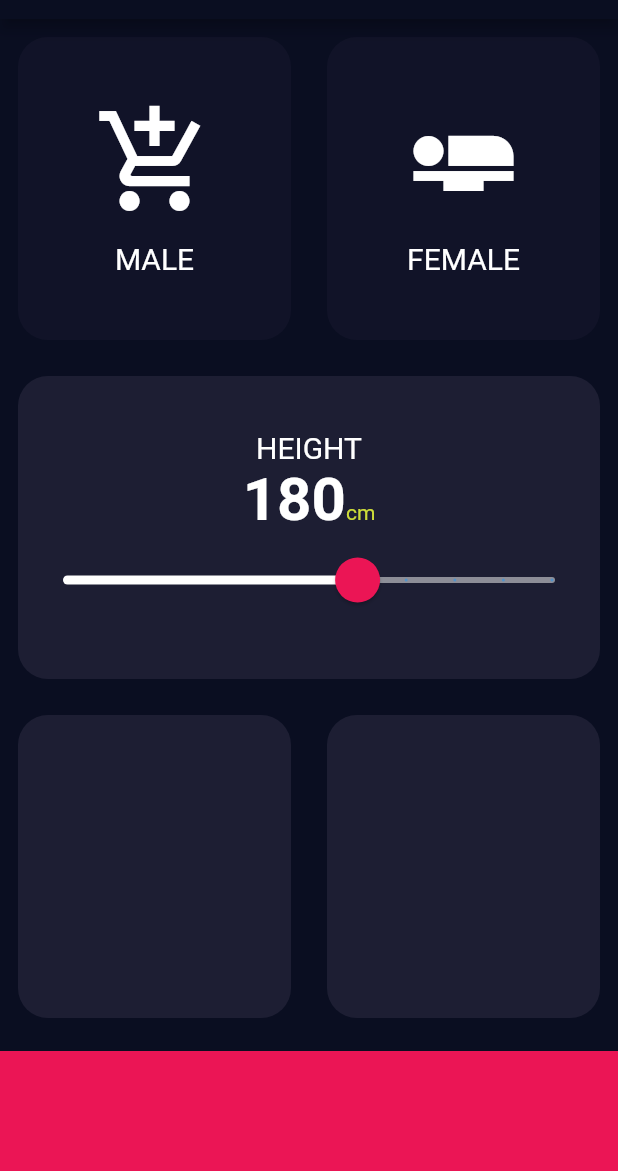
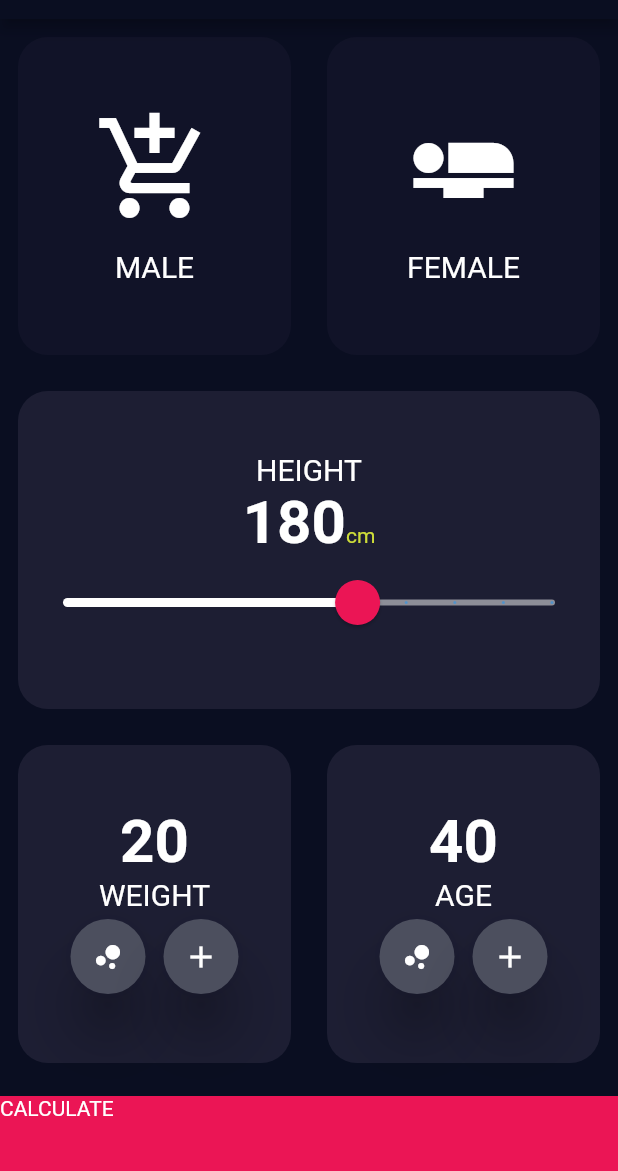
Before and after one commit to onuohasilver/BMICalculator, a Flutter app: the screen it shows after launch, on a phone screen of 412 x 824 dp, the part 65-1236 px from its top. Run offline on Flutter 3.47's test engine with Material 2 defaults, Android fonts, the phone set to English and light mode, and no system bars.

Commit message:
update assets

```diff
--- /dev/null
+++ b/lib/calculator.dart
@@ -0,0 +1,36 @@
+import 'dart:math';
+
+class Calculator{
+  Calculator({this.height, this.weight});
+  final int height;
+  final int weight;
+
+  double _bmi;
+
+
+  String calculateBMI(){
+    _bmi=weight/pow(height,2);
+    return _bmi.toStringAsFixed(1);
+  }
+
+  String getResult(){
+    if (_bmi>=25){
+      return 'Overweight';
+    }else if(_bmi>18.5){
+      return 'Quite Normal';
+    }else{
+      return 'You should eat something';
+    }
+  }
+
+   String getInterpretation(){
+    if (_bmi>=25){
+      return 'You are doing well in this something, you are doing in the thing that doesn\'t make sense';
+    }else if(_bmi>18.5){
+      return 'Normal human being like you, you are doing good eh';
+    }else{
+      return 'You should eat something, if you don\'t watch yourself you will soon turn to a broom o';
+    }
+  }
+
+}
--- /dev/null
+++ b/lib/components/RoundIcon.dart
@@ -0,0 +1,21 @@
+import 'package:flutter/material.dart';
+import 'package:bmi_calculator/constants.dart';
+
+
+class RoundIconButton extends StatelessWidget {
+  final IconData icon;
+  final Function onPressed;
+  RoundIconButton({this.icon, this.onPressed});
+
+  @override
+  Widget build(BuildContext context) {
+    return RawMaterialButton(
+      onPressed: onPressed,
+      elevation: 16.0,
+      constraints: BoxConstraints.tightFor(height: 60, width: 50),
+      child: Icon(icon),
+      fillColor: Color(0xFF4C4F5E),
+      shape: CircleBorder(),
+    );
+  }
+}
--- /dev/null
+++ b/lib/components/bottom_button.dart
@@ -0,0 +1,20 @@
+import 'package:flutter/material.dart';
+import 'package:bmi_calculator/constants.dart';
+
+class BottomButton extends StatelessWidget {
+  BottomButton({@required this.label, @required this.onPressed});
+  final String label;
+  final Function onPressed;
+  @override
+  Widget build(BuildContext context) {
+    return GestureDetector(
+      onTap: onPressed,
+      child: Container(
+          child: Text(label),
+          color: bottomBarColor,
+          margin: EdgeInsets.only(top: 10.0),
+          height: bottomBarHeight,
+          width: double.infinity),
+    );
+  }
+}
--- a/lib/constants.dart
+++ b/lib/constants.dart
@@ -1,9 +1,10 @@
 import 'package:flutter/material.dart';
 
-
-const double bottomBarHeight = 80.0;
+const double bottomBarHeight = 50.0;
 const bottomBarColor = Color(0xFFEB1555);
 const cardColor = Color(0xFF1D1E33);
 const inactiveCardColor = Color(0xFF111328);
-const kNumberStyle = TextStyle(
-                            fontSize: 40, fontWeight: FontWeight.bold);
+const kNumberStyle = TextStyle(fontSize: 40, fontWeight: FontWeight.bold);
+const kNumberStyleL = TextStyle(fontSize: 90, fontWeight: FontWeight.bold);
+const kTitleStyle = TextStyle(fontSize: 35, fontWeight: FontWeight.bold);
+const kMiniTitleStyle = TextStyle(fontSize: 30, fontWeight: FontWeight.bold,color:Colors.lime);
--- a/lib/input_page.dart
+++ b/lib/screens/input_page.dart
@@ -1,7 +1,11 @@
 import 'package:flutter/material.dart';
-import 'card_content.dart';
-import 'reuseable_card.dart';
-import 'constants.dart';
+import 'package:bmi_calculator/components/card_content.dart';
+import 'package:bmi_calculator/components/reuseable_card.dart';
+import 'package:bmi_calculator/constants.dart';
+import 'package:bmi_calculator/components/RoundIcon.dart';
+import 'package:bmi_calculator/components/bottom_button.dart';
+import 'package:bmi_calculator/calculator.dart';
+import 'result_page.dart';
 
 enum Gender { male, female }
 
@@ -13,6 +17,8 @@ class BmiCalculator extends StatefulWidget {
 class _BmiCalculatorState extends State<BmiCalculator> {
   Gender selectedGender;
   int height = 180;
+  int weight = 20;
+  int age = 40;
 
   @override
   Widget build(BuildContext context) {
@@ -87,7 +93,6 @@ class _BmiCalculatorState extends State<BmiCalculator> {
                   SliderTheme(
                     data: SliderTheme.of(context).copyWith(
                       activeTrackColor: Colors.white,
-
                       inactiveTrackColor: Color(0xFF8D8E98),
                       thumbColor: Color(0xFFEB1555),
                       thumbShape: RoundSliderThumbShape(enabledThumbRadius: 15),
@@ -116,21 +121,99 @@ class _BmiCalculatorState extends State<BmiCalculator> {
                 Expanded(
                   child: ReusableCard(
                     colour: cardColor,
+                    cardChild: Column(
+                      mainAxisAlignment: MainAxisAlignment.center,
+                      children: <Widget>[
+                        Text(weight.toString(), style: kNumberStyle),
+                        Text(
+                          'WEIGHT',
+                          style: TextStyle(fontSize: 20),
+                        ),
+                        Row(
+                          mainAxisAlignment: MainAxisAlignment.center,
+                          children: <Widget>[
+                            RoundIconButton(
+                                icon: Icons.bubble_chart,
+                                onPressed: () {
+                                  setState(() {
+                                    weight--;
+                                  });
+                                }),
+                            SizedBox(width: 12),
+                            RoundIconButton(
+                              icon: Icons.add,
+                              onPressed: () {
+                                setState(
+                                  () {
+                                    weight++;
+                                  },
+                                );
+                              },
+                            ),
+                          ],
+                        ),
+                      ],
+                    ),
                   ),
                 ),
                 Expanded(
                   child: ReusableCard(
                     colour: cardColor,
+                    cardChild: Column(
+                      mainAxisAlignment: MainAxisAlignment.center,
+                      children: <Widget>[
+                        Text(age.toString(), style: kNumberStyle),
+                        Text(
+                          'AGE',
+                          style: TextStyle(fontSize: 20),
+                        ),
+                        Row(
+                          mainAxisAlignment: MainAxisAlignment.center,
+                          children: <Widget>[
+                            RoundIconButton(
+                                icon: Icons.bubble_chart,
+                                onPressed: () {
+                                  setState(() {
+                                    age--;
+                                  });
+                                }),
+                            SizedBox(width: 12),
+                            RoundIconButton(
+                              icon: Icons.add,
+                              onPressed: () {
+                                setState(
+                                  () {
+                                    age++;
+                                  },
+                                );
+                              },
+                            ),
+                          ],
+                        ),
+                      ],
+                    ),
                   ),
                 ),
               ],
             ),
           ),
-          Container(
-              color: bottomBarColor,
-              margin: EdgeInsets.only(top: 10.0),
-              height: bottomBarHeight,
-              width: double.infinity),
+          BottomButton(
+            label: 'CALCULATE',
+            onPressed: () {
+              Calculator calc = Calculator(height: height, weight: weight);
+              Navigator.push(
+                context,
+                MaterialPageRoute(
+                  builder: (context) => ResultPage(
+                     bmiValue: calc.calculateBMI(),
+                    bmiResult: calc.getResult(),
+
+                    interpretation: calc.getInterpretation(),
+                  ),
+                ),
+              );
+            },
+          ),
         ],
       ),
     );
```
Also changed, not shown: lib/main.dart (+10 -2 lines), lib/screens/result_page.dart (added, +59 -0 lines), lib/components/card_content.dart (renamed from lib/card_content.dart), lib/components/reuseable_card.dart (renamed from lib/reuseable_card.dart), 1 other file.
